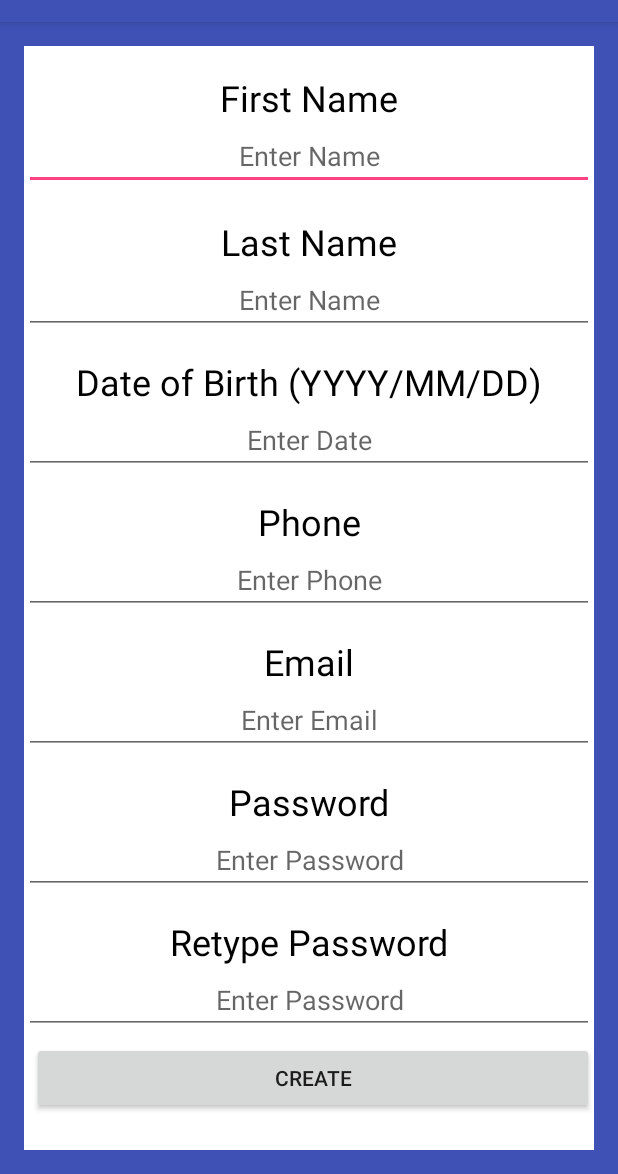
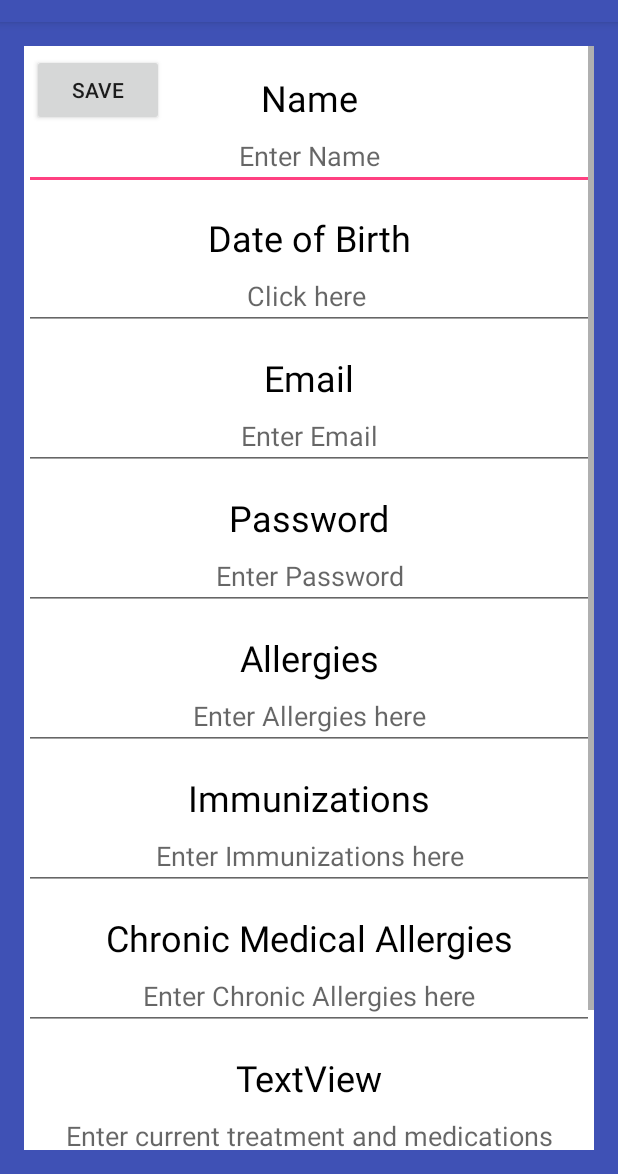
Before and after one commit to Team11-MedAppJam/HealthCombinder, an Android app: the CreateAccount screen opened directly, with no data from a screen before it, on a phone screen of 412 x 824 dp, the part 62-1236 px from its top. Run offline under Robolectric (Android 15) with nearby library versions, the phone set to English and light mode, and no system bars.

Commit message:
Revert "Create Account, Timeline changes"
This reverts commit 14fd839b80bc453055f7e3712c76e3e7ae4ae88c.

```diff
--- a/app/src/main/AndroidManifest.xml
+++ b/app/src/main/AndroidManifest.xml
@@ -14,6 +14,7 @@
             android:name=".Timeline"
             android:label="@string/app_name"
             android:theme="@style/AppTheme.NoActionBar">
+
         </activity>
         <activity android:name=".LoginActivity">
             <intent-filter>
@@ -56,8 +57,7 @@
         <activity
             android:name=".add_reminder"
             android:theme="@style/AppTheme.Popup" />
-        <activity android:name=".CreateAccount">
-        </activity>
+        <activity android:name=".CreateAccount"></activity>
     </application>
 
 </manifest>
--- a/app/src/main/res/layout/activity_create_account.xml
+++ b/app/src/main/res/layout/activity_create_account.xml
@@ -10,6 +10,15 @@
     android:paddingTop="@dimen/activity_vertical_margin"
     tools:context="team11.healthcombinder.CreateAccount"
     android:background="@color/colorPrimary">
+
+    <Button
+        android:text="Save"
+        android:layout_width="wrap_content"
+        android:layout_height="wrap_content"
+        android:id="@+id/save"
+        android:layout_alignParentTop="true"
+        android:layout_marginLeft="5dp"
+        android:layout_marginTop="5dp" />
 
     <ScrollView
         android:layout_width="match_parent"
@@ -24,7 +33,7 @@
             android:orientation="vertical" >
 
             <TextView
-                android:text="First Name"
+                android:text="Name"
                 android:layout_width="match_parent"
                 android:layout_height="wrap_content"
                 android:id="@+id/Name"
@@ -38,37 +47,14 @@
                 android:layout_height="wrap_content"
                 android:inputType="textPersonName"
                 android:ems="10"
-                android:id="@+id/editFirst"
+                android:id="@+id/editName"
                 android:gravity="center"
                 android:hint="Enter Name"
                 android:textSize="18sp"
                 android:singleLine="false" />
 
             <TextView
-                android:text="Last Name"
-                android:layout_width="match_parent"
-                android:layout_height="wrap_content"
-                android:id="@+id/textView16"
-                android:gravity="center"
-                android:textSize="24sp"
-                android:layout_marginTop="18dp"
-                android:textColor="@android:color/black"
-                tools:gravity="center" />
-
-            <EditText
-                android:layout_width="match_parent"
-                android:layout_height="wrap_content"
-                android:inputType="textPersonName"
-                android:ems="10"
-                android:id="@+id/editLast"
-                android:gravity="center"
-                android:hint="Enter Name"
-                android:textSize="18sp"
-                android:singleLine="false"
-                tools:gravity="center" />
-
-            <TextView
-                android:text="Date of Birth (YYYY/MM/DD)"
+                android:text="Date of Birth"
                 android:layout_width="match_parent"
                 android:layout_height="wrap_content"
                 android:id="@+id/Dob"
@@ -82,29 +68,11 @@
                 android:layout_height="wrap_content"
                 android:inputType="date"
                 android:ems="10"
-                android:id="@+id/editDate"
-                android:hint="Enter Date"
-                android:selectAllOnFocus="false"
-                android:gravity="center" />
-
-            <TextView
-                android:text="Phone"
-                android:layout_width="match_parent"
-                android:layout_height="wrap_content"
-                android:id="@+id/textView19"
+                android:id="@+id/editDob"
+                android:hint="Click here "
                 android:gravity="center"
-                android:textSize="24sp"
-                android:layout_marginTop="15dp"
-                android:textColor="@android:color/black" />
-
-            <EditText
-                android:layout_width="match_parent"
-                android:layout_height="wrap_content"
-                android:inputType="phone"
-                android:ems="10"
-                android:id="@+id/editPhone"
-                android:hint="Enter Phone"
-                android:gravity="center_vertical|center" />
+                android:textSize="18sp"
+                android:singleLine="false" />
 
             <TextView
                 android:text="Email"
@@ -142,17 +110,17 @@
                 android:layout_height="wrap_content"
                 android:inputType="textPassword"
                 android:ems="10"
-                android:id="@+id/password1"
+                android:id="@+id/editPassword"
                 android:hint="Enter Password"
                 android:gravity="center"
                 android:textSize="18sp"
                 android:singleLine="false" />
 
             <TextView
-                android:text="Retype Password"
+                android:text="Allergies"
                 android:layout_width="match_parent"
                 android:layout_height="wrap_content"
-                android:id="@+id/textView17"
+                android:id="@+id/Allergies"
                 android:gravity="center"
                 android:textSize="24sp"
                 android:layout_marginTop="15dp"
@@ -161,24 +129,97 @@
             <EditText
                 android:layout_width="match_parent"
                 android:layout_height="wrap_content"
-                android:inputType="textPassword"
+                android:inputType="textPersonName"
                 android:ems="10"
-                android:id="@+id/password2"
-                android:hint="Enter Password"
+                android:id="@+id/editAllergies"
+                android:hint="Enter Allergies here"
                 android:gravity="center"
                 android:textSize="18sp"
                 android:singleLine="false" />
 
-            <Button
-                android:text="Create"
+            <TextView
+                android:text="Immunizations"
                 android:layout_width="match_parent"
                 android:layout_height="wrap_content"
-                android:id="@+id/Save"
-                android:layout_alignParentTop="true"
-                android:layout_marginLeft="5dp"
-                android:layout_marginTop="5dp"
-                android:onClick="createButton" />
+                android:id="@+id/Immunizations"
+                android:gravity="center"
+                android:textSize="24sp"
+                android:layout_marginTop="15dp"
+                android:textColor="@android:color/black" />
 
+            <EditText
+                android:layout_width="match_parent"
+                android:layout_height="wrap_content"
+                android:inputType="textPersonName"
+                android:ems="10"
+                android:id="@+id/editImmunizations"
+                android:hint="Enter Immunizations here"
+                android:gravity="center"
+                android:textSize="18sp"
+                android:singleLine="false" />
+
+            <TextView
+                android:text="Chronic Medical Allergies"
+                android:layout_width="match_parent"
+                android:layout_height="wrap_content"
+                android:id="@+id/CMA"
+                android:gravity="center"
+                android:textSize="24sp"
+                android:layout_marginTop="15dp"
+                android:textColor="@android:color/black" />
+
+            <EditText
+                android:layout_width="match_parent"
+                android:layout_height="wrap_content"
+                android:inputType="textPersonName"
+                android:ems="10"
+                android:id="@+id/editCMA"
+                android:hint="Enter Chronic Allergies here"
+                android:gravity="center"
+                android:textSize="18sp"
+                android:singleLine="false" />
+
+            <TextView
+                android:text="TextView"
+                android:layout_width="match_parent"
+                android:layout_height="wrap_content"
+                android:id="@+id/Treatment"
+                android:gravity="center"
+                android:textSize="24sp"
+                android:layout_marginTop="15dp"
+                android:textColor="@android:color/black" />
+
+            <EditText
+                android:layout_width="match_parent"
+                android:layout_height="wrap_content"
+                android:inputType="textPersonName"
+                android:ems="10"
+                android:id="@+id/editTreatment"
+                android:hint="Enter current treatment and medications"
+                android:gravity="center"
+                android:textSize="18sp"
+                android:singleLine="false" />
+
+            <TextView
+                android:text="Family History"
+                android:layout_width="match_parent"
+                android:layout_height="wrap_content"
+                android:id="@+id/FamilyHistory"
+                android:gravity="center"
+                android:textSize="24sp"
+                android:layout_marginTop="15dp"
+                android:textColor="@android:color/black" />
+
+            <EditText
+                android:layout_width="match_parent"
+                android:layout_height="wrap_content"
+                android:inputType="textPersonName"
+                android:ems="10"
+                android:id="@+id/editFamilyHistory"
+                android:hint="Enter Family History here"
+                android:gravity="center"
+                android:textSize="18sp"
+                android:singleLine="false" />
         </LinearLayout>
     </ScrollView>
 </RelativeLayout>
--- a/app/src/main/res/layout/activity_login.xml
+++ b/app/src/main/res/layout/activity_login.xml
@@ -65,8 +65,7 @@
                 android:layout_width="133dp"
                 android:layout_height="wrap_content"
                 android:id="@+id/button4"
-                android:layout_weight="0.09"
-                android:onClick="createAccountButton" />
+                android:layout_weight="0.09" />
         </LinearLayout>
 
     </LinearLayout>
```
Also changed, not shown: app/src/main/java/team11/healthcombinder/CreateAccount.java (+1 -115 lines), app/src/main/java/team11/healthcombinder/LoginActivity.java (+1 -8 lines), app/src/main/java/team11/healthcombinder/Timeline.java (+11 -11 lines), app/src/main/res/layout/activity_profile.xml (+16 -3 lines).
